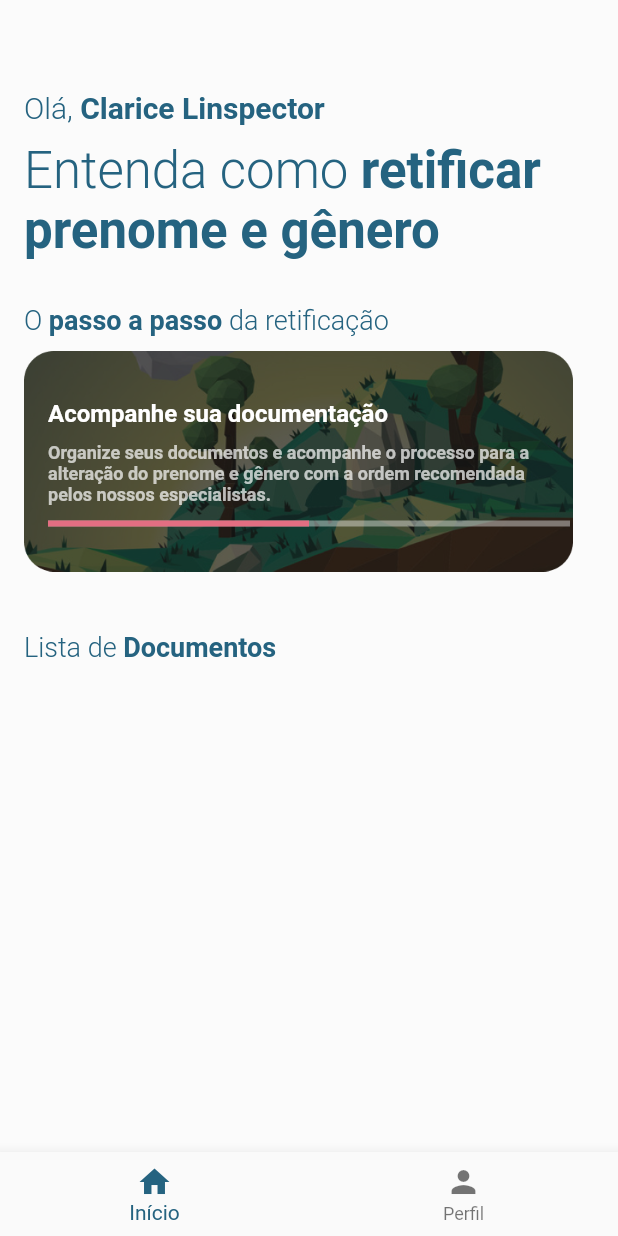
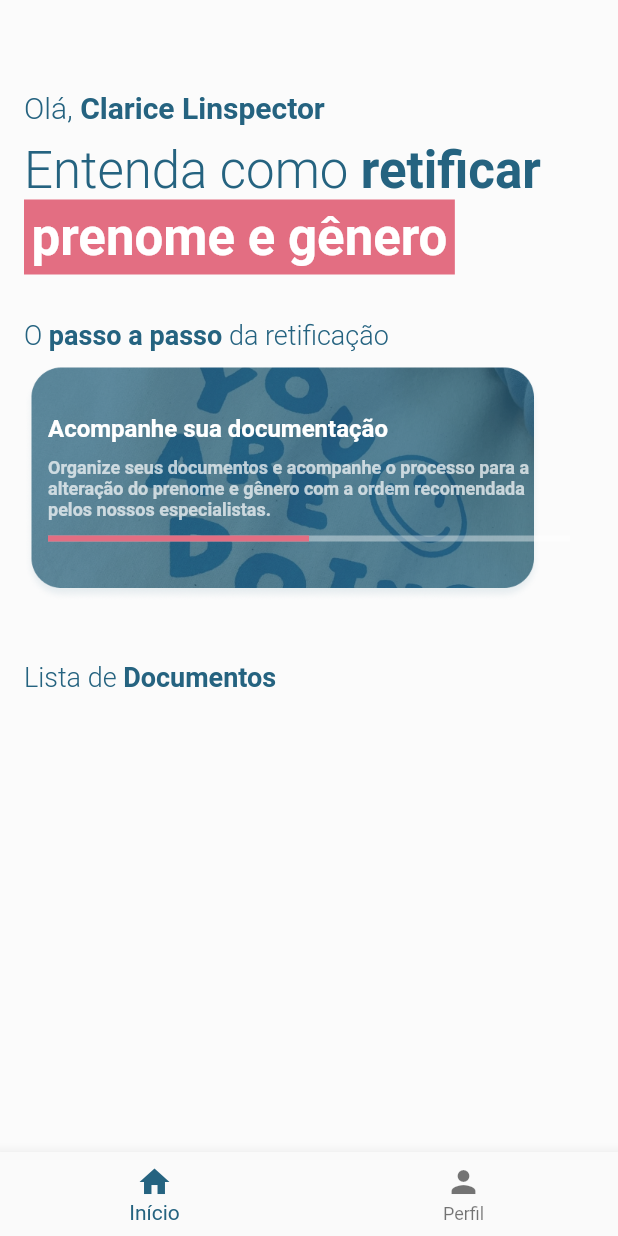
Before and after one commit to ambitencourt/ods10, a Flutter app: the screen it shows after launch, on a phone screen of 412 x 824 dp. Run offline on Flutter 3.47's test engine with Material 2 defaults, Android fonts, the phone set to English and light mode, and no system bars; our stand-ins replace flutter_mobx, flutter_modular, google_fonts, mobx, percent_indicator; generated files the repository leaves out were written again; Roboto replaces fonts that are missing (Ubuntu).

Commit message:
general adjustes

```diff
--- a/lib/app/common/resources/app_colors.dart
+++ b/lib/app/common/resources/app_colors.dart
@@ -6,7 +6,8 @@
   static const Color pending = Color(0xffD03363);
   static const Color requested = Color(0xff2C61B0);
   static const Color free = Color(0xff86249E);
-  static const Color received = Color(0x1C7A2F);
+  static const Color received = Color(0xff1C7A2F);
+  static const Color paid = Color(0xffBD4815);
   static const Color background = Color(0xffFBFBFB);
   static const Color white = Color(0xffFFFFFF);
   static const Color whiteOpacity = Color(0xffBDBDBD);
--- a/lib/app/modules/journey/presentation/pages/home_page.dart
+++ b/lib/app/modules/journey/presentation/pages/home_page.dart
@@ -53,10 +53,20 @@
                         style: getRegularStyle(fontSize: 34),
                       ),
                       TextSpan(
-                        text: 'retificar prenome e gênero',
+                        text: 'retificar',
                         style: getBoldStyle(fontSize: 34),
                       ),
                     ],
+                  ),
+                ),
+                Container(
+                  color: AppColors.secondary,
+                  child: Padding(
+                    padding: const EdgeInsets.all(5),
+                    child: Text(
+                      'prenome e gênero',
+                      style: getBoldStyle(fontSize: 34, color: AppColors.white),
+                    ),
                   ),
                 ),
                 const SizedBox(height: 30),
```
Also changed, not shown: assets/images/2.0x/Rectangle_1816.png, assets/images/3.0x/Rectangle_1816.png, assets/images/Rectangle_1816.png.
